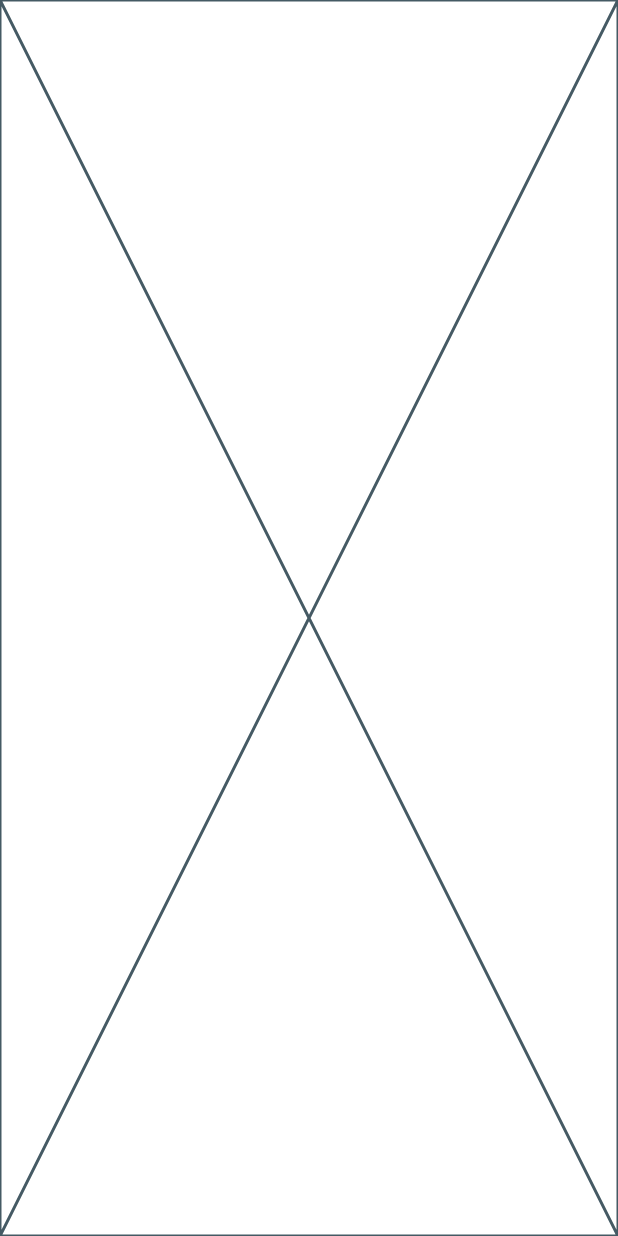
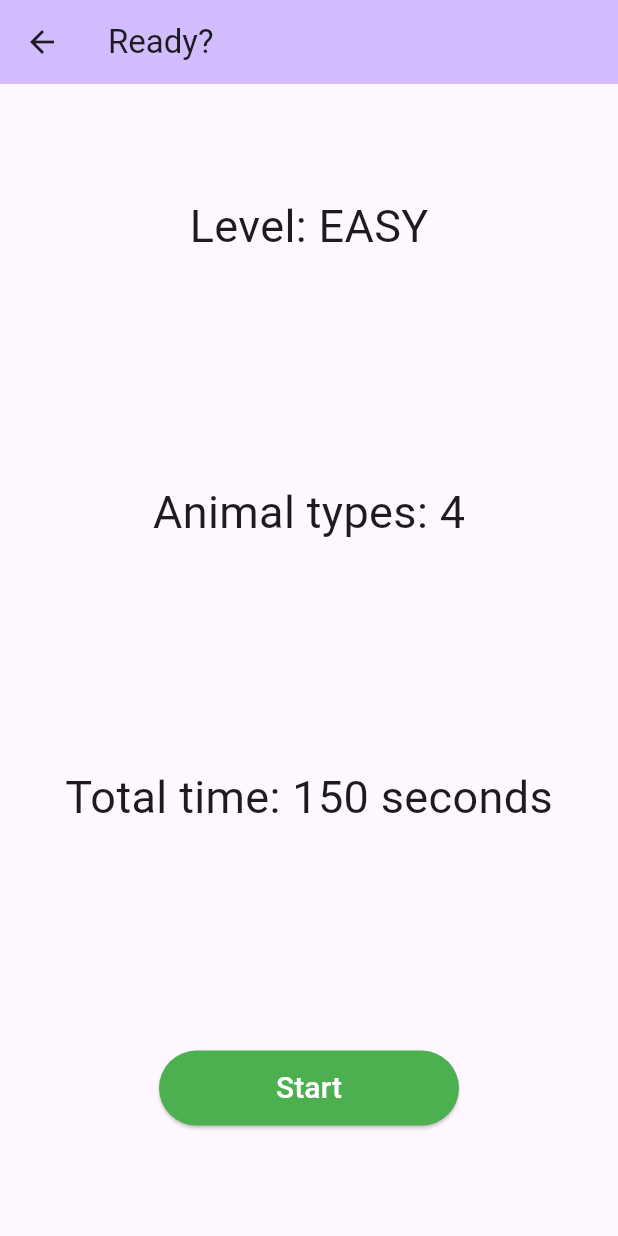
Before and after one commit to TaQuangKhoi/Flutter-GiuaKy-Animals, a Flutter app: the screen it shows after launch, after a tap on "Easy", on a phone screen of 412 x 824 dp. Run offline on Flutter 3.47's test engine with Material 2 defaults, Android fonts, the light colour scheme and no system bars.

Commit message:
Xong giao diện màn hình Start

```diff
--- a/lib/pages/start_page.dart
+++ b/lib/pages/start_page.dart
@@ -11,9 +11,70 @@ class StartPage extends StatefulWidget {
 }
 
 class _StartPageState extends State<StartPage> {
+  int getNumberOfAnimalTypes() {
+    switch (widget.level) {
+      case "easy":
+        return 4;
+      case "medium":
+        return 6;
+      case "hard":
+        return 12;
+      default:
+        return 4;
+    }
+  }
+
+  int getTotalTime() {
+    switch (widget.level) {
+      case "easy":
+        return 150;
+      case "medium":
+        return 100;
+      case "hard":
+        return 50;
+      default:
+        return 50;
+    }
+  }
+
   @override
   Widget build(BuildContext context) {
     log("StartPage: ${widget.level}");
-    return const Placeholder();
+    return Scaffold(
+      appBar: AppBar(
+        backgroundColor: Theme.of(context).colorScheme.inversePrimary,
+        title: const Text("Ready?"),
+      ),
+      body: Center(
+        child: Column(
+          mainAxisAlignment: MainAxisAlignment.spaceAround,
+          children: <Widget>[
+            Text(
+              "Level: ${widget.level.toUpperCase()}",
+              style: const TextStyle(fontSize: 30),
+            ),
+            Text(
+              "Animal types: ${getNumberOfAnimalTypes()}",
+              style: const TextStyle(fontSize: 30),
+            ),
+            Text(
+              "Total time: ${getTotalTime()} seconds",
+              style: const TextStyle(fontSize: 30),
+            ),
+            ElevatedButton(
+                onPressed: () {
+                  Navigator.pop(context);
+                },
+                style: ElevatedButton.styleFrom(
+                    backgroundColor: Colors.green,
+                    fixedSize: const Size(200, 50)),
+                child: const Text(
+                  'Start',
+                  style: TextStyle(fontSize: 20, color: Colors.white),
+                )),
+          ],
+        ),
+      )
+    );
   }
 }
```
